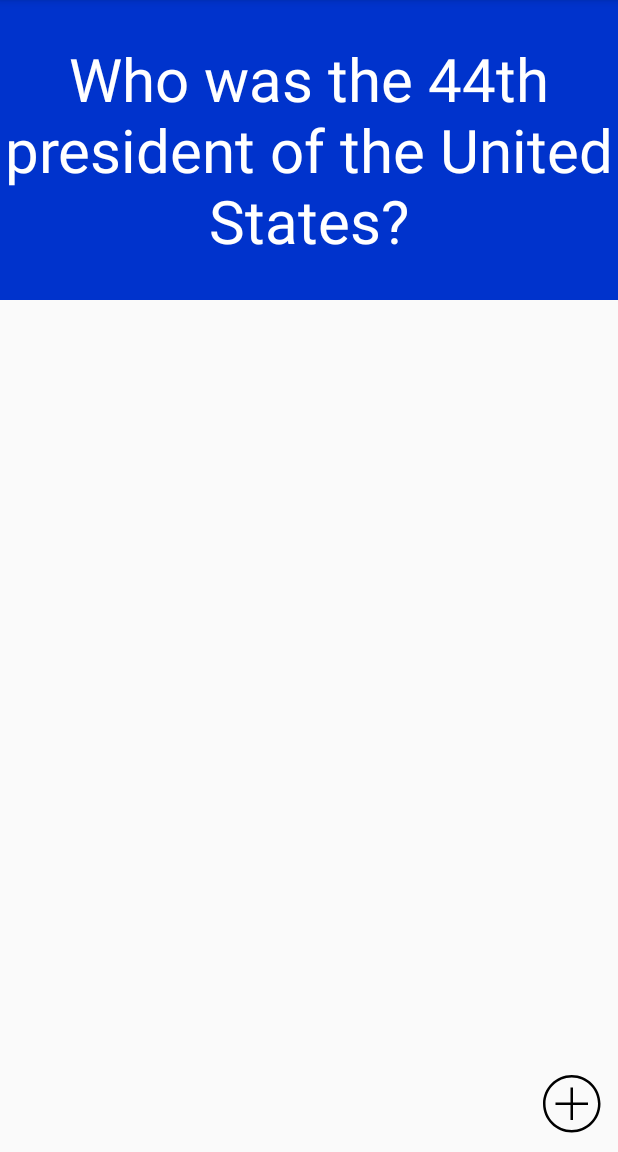
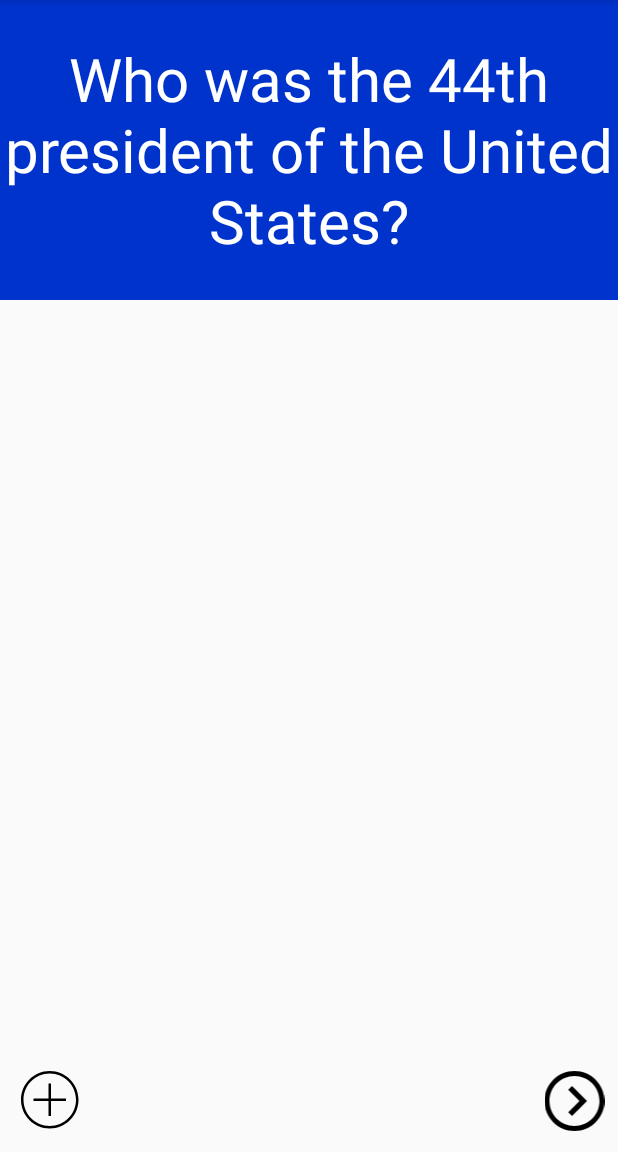
Before and after one commit to AlynMing/Flashcard-12, an Android app: the screen it shows after launch (MainActivity), on a phone screen of 412 x 824 dp, the part 84-1236 px from its top. Run offline under Robolectric (Android 15) with nearby library versions, the phone set to English and light mode, and no system bars; 4 statements that could not run were skipped.

Commit message:
updates for codepath lab 3

```diff
--- a/app/build.gradle
+++ b/app/build.gradle
@@ -20,6 +20,9 @@ android {
 }
 
 dependencies {
+    debugImplementation 'com.amitshekhar.android:debug-db:1.0.4'
+    implementation "android.arch.persistence.room:runtime:1.1.1"
+    annotationProcessor "android.arch.persistence.room:compiler:1.1.1"
     implementation fileTree(dir: 'libs', include: ['*.jar'])
     implementation 'androidx.appcompat:appcompat:1.0.2'
     implementation 'androidx.constraintlayout:constraintlayout:1.1.3'
--- a/app/src/main/java/com/example/flashcard/MainActivity.java
+++ b/app/src/main/java/com/example/flashcard/MainActivity.java
@@ -3,11 +3,14 @@ package com.example.flashcard;
 import androidx.appcompat.app.AppCompatActivity;
 
 import android.os.Bundle;
+import android.util.Log;
 import android.view.View;
 import android.content.Intent;
 import android.widget.TextView;
 
 import org.w3c.dom.Text;
+
+import java.util.List;
 
 public class MainActivity extends AppCompatActivity {
 
@@ -15,6 +18,16 @@ public class MainActivity extends AppCompatActivity {
     protected void onCreate(Bundle savedInstanceState) {
         super.onCreate(savedInstanceState);
         setContentView(R.layout.activity_main);
+        flashcardDatabase = new FlashcardDatabase(getApplicationContext());
+        allFlashcards = flashcardDatabase.getAllCards();
+
+        String s = "";
+        for(Flashcard flashcard: allFlashcards) {
+            s += "QUESTION: " + flashcard.getQuestion() +
+                    " ANSWER: " + flashcard.getAnswer() + " " + flashcard.getWrongAnswer1() +
+                    " " + flashcard.getWrongAnswer2() + "\n";
+        }
+        Log.d("MAINACTIVITY", s);
 
         findViewById(R.id.flashcard_question).setOnClickListener(new View.OnClickListener()
         {
@@ -34,6 +47,11 @@ public class MainActivity extends AppCompatActivity {
             }
         });
 
+        if (allFlashcards != null && allFlashcards.size() > 0) {
+            ((TextView) findViewById(R.id.flashcard_question)).setText(allFlashcards.get(0).getQuestion());
+            ((TextView) findViewById(R.id.flashcard_answer)).setText(allFlashcards.get(0).getAnswer());
+        }
+
         findViewById(R.id.flashcard_answer).setOnClickListener(new View.OnClickListener()
         {
             @Override
@@ -41,6 +59,25 @@ public class MainActivity extends AppCompatActivity {
             {
                 findViewById(R.id.flashcard_question).setVisibility(View.VISIBLE);
                 findViewById(R.id.flashcard_answer).setVisibility(View.INVISIBLE);
+            }
+        });
+
+        findViewById(R.id.next_button).setOnClickListener(new View.OnClickListener() {
+            @Override
+            public void onClick(View v) {
+                // advance our pointer index so we can show the next card
+                currentCardDisplayedIndex++;
+
+                // make sure we don't get an IndexOutOfBoundsError if we are viewing the last indexed card in our list
+                if (currentCardDisplayedIndex > allFlashcards.size() - 1) {
+                    currentCardDisplayedIndex = 0;
+                }
+
+                // set the question and answer TextViews with data from the database
+                ((TextView) findViewById(R.id.flashcard_question)).setText(allFlashcards.
+                        get(currentCardDisplayedIndex).getQuestion());
+                ((TextView) findViewById(R.id.flashcard_answer)).setText(allFlashcards.
+                        get(currentCardDisplayedIndex).getAnswer());
             }
         });
     }
@@ -57,9 +94,15 @@ public class MainActivity extends AppCompatActivity {
                 TextView currentFlashcardAnswer = findViewById(R.id.flashcard_answer);
                 currentFlashcardAnswer.setText(newAnswer);
                 currentFlashcardQuestion.setText(newQuestion);
+
+                flashcardDatabase.insertCard(new Flashcard(newQuestion, newAnswer));
+                allFlashcards = flashcardDatabase.getAllCards();
             }
         }
 
     }
 
+    FlashcardDatabase flashcardDatabase;
+    List<Flashcard> allFlashcards;
+    int currentCardDisplayedIndex = 0;
 }
--- /dev/null
+++ b/app/src/main/res/drawable/ic_iconmonstr_arrow_28.xml
@@ -0,0 +1,9 @@
+<vector xmlns:android="http://schemas.android.com/apk/res/android"
+    android:width="24dp"
+    android:height="24dp"
+    android:viewportWidth="24"
+    android:viewportHeight="24">
+  <path
+      android:fillColor="#FF000000"
+      android:pathData="M12,2c5.514,0 10,4.486 10,10s-4.486,10 -10,10 -10,-4.486 -10,-10 4.486,-10 10,-10zM12,0c-6.627,0 -12,5.373 -12,12s5.373,12 12,12 12,-5.373 12,-12 -5.373,-12 -12,-12zM14,12l-4.5,4.5 1.527,1.5 5.973,-6 -5.973,-6 -1.527,1.5 4.5,4.5z"/>
+</vector>
--- a/app/src/main/res/layout/activity_main.xml
+++ b/app/src/main/res/layout/activity_main.xml
@@ -33,8 +33,20 @@
         android:layout_height="40dp"
         android:layout_alignParentStart="true"
         android:layout_alignParentBottom="true"
-        android:layout_marginStart="362dp"
-        android:layout_marginBottom="11dp"
+        android:layout_marginStart="14dp"
+        android:layout_marginBottom="14dp"
         android:src="@drawable/ic_iconmonstr_plus_circle_thin" />
 
+    <ImageView
+        android:id="@+id/next_button"
+        android:layout_width="40dp"
+        android:layout_height="40dp"
+        android:layout_alignParentStart="true"
+        android:layout_alignParentEnd="true"
+        android:layout_alignParentBottom="true"
+        android:layout_marginStart="14dp"
+        android:layout_marginEnd="-340dp"
+        android:layout_marginBottom="14dp"
+        android:src="@drawable/ic_iconmonstr_arrow_28" />
+
 </RelativeLayout>
```
Also changed, not shown: app/src/main/java/com/example/flashcard/Flashcard.java (added, +92 -0 lines).
